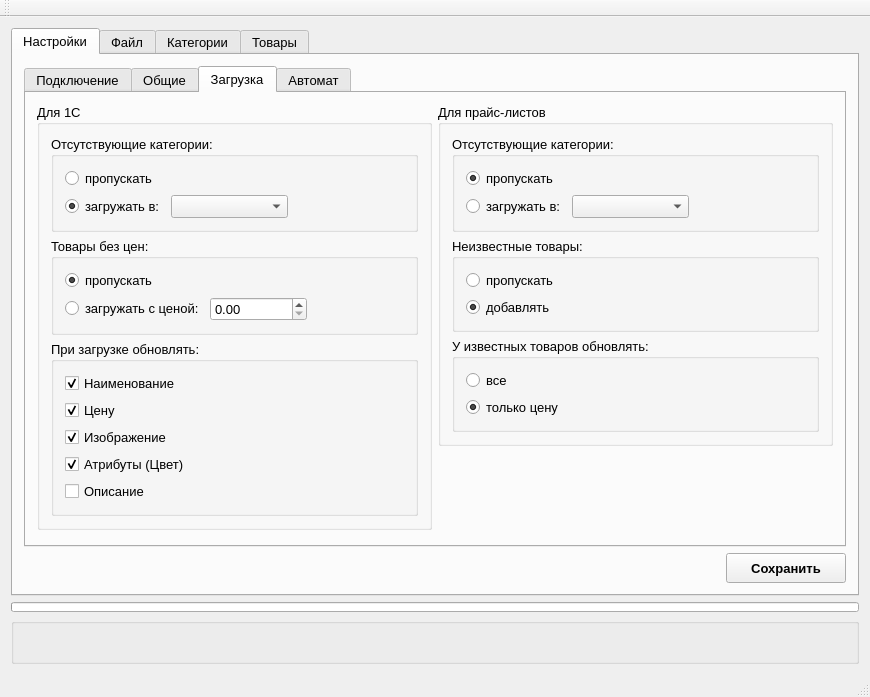
Old version of the form ocMeridia/ocmeridia.ui in the repository Skyrim78/ocMeridia.
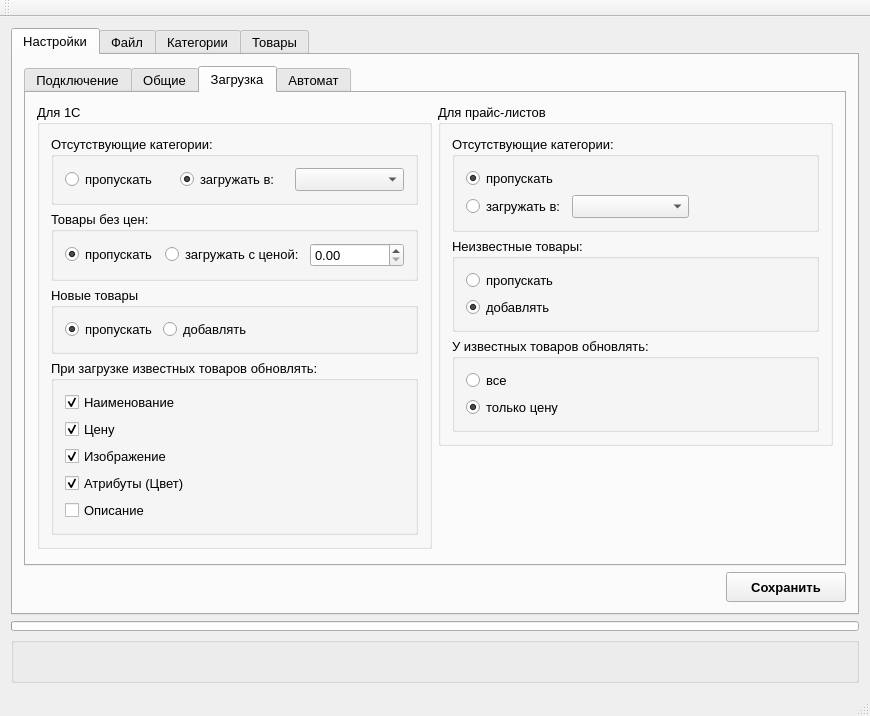
New version of the form. The open tabs and pages were chosen to show the change.

Patch:
```diff
--- a/ocMeridia/ocmeridia.ui
+++ b/ocMeridia/ocmeridia.ui
@@ -710,7 +710,7 @@
                        <string>Для 1С</string>
                       </property>
                       <property name="flat">
-                       <bool>false</bool>
+                       <bool>true</bool>
                       </property>
                       <layout class="QGridLayout" name="gridLayout_13">
                        <item row="0" column="0">
@@ -732,19 +732,6 @@
                              </widget>
                             </item>
                             <item row="0" column="1">
-                             <spacer name="horizontalSpacer_28">
-                              <property name="orientation">
-                               <enum>Qt::Horizontal</enum>
-                              </property>
-                              <property name="sizeHint" stdset="0">
-                               <size>
-                                <width>40</width>
-                                <height>20</height>
-                               </size>
-                              </property>
-                             </spacer>
-                            </item>
-                            <item row="1" column="0">
                              <widget class="QRadioButton" name="radioButton_sC_catin">
                               <property name="text">
                                <string>загружать в:</string>
@@ -754,22 +741,9 @@
                               </property>
                              </widget>
                             </item>
-                            <item row="1" column="1">
+                            <item row="0" column="2">
                              <widget class="QComboBox" name="comboBox_sC_catin"/>
                             </item>
-                            <item row="1" column="2">
-                             <spacer name="horizontalSpacer_24">
-                              <property name="orientation">
-                               <enum>Qt::Horizontal</enum>
-                              </property>
-                              <property name="sizeHint" stdset="0">
-                               <size>
-                                <width>107</width>
-                                <height>20</height>
-                               </size>
-                              </property>
-                             </spacer>
-                            </item>
                            </layout>
                           </widget>
                          </item>
@@ -779,9 +753,6 @@
                             <string>Товары без цен:</string>
                            </property>
                            <layout class="QGridLayout" name="gridLayout_10">
-                            <item row="1" column="1">
-                             <widget class="QDoubleSpinBox" name="doubleSpinBox_sC_pricein"/>
-                            </item>
                             <item row="0" column="0">
                              <widget class="QRadioButton" name="radioButton_sC_priceount">
                               <property name="text">
@@ -793,33 +764,49 @@
                              </widget>
                             </item>
                             <item row="0" column="1">
-                             <spacer name="horizontalSpacer_22">
-                              <property name="orientation">
-                               <enum>Qt::Horizontal</enum>
-                              </property>
-                              <property name="sizeHint" stdset="0">
-                               <size>
-                                <width>40</width>
-                                <height>20</height>
-                               </size>
-                              </property>
-                             </spacer>
-                            </item>
-                            <item row="1" column="0">
                              <widget class="QRadioButton" name="radioButton_sC_pricein">
                               <property name="text">
                                <string>загружать с ценой:</string>
                               </property>
                              </widget>
                             </item>
-                            <item row="1" column="2">
-                             <spacer name="horizontalSpacer_23">
+                            <item row="0" column="2">
+                             <widget class="QDoubleSpinBox" name="doubleSpinBox_sC_pricein"/>
+                            </item>
+                           </layout>
+                          </widget>
+                         </item>
+                         <item>
+                          <widget class="QGroupBox" name="groupBox_8">
+                           <property name="title">
+                            <string>Новые товары</string>
+                           </property>
+                           <layout class="QGridLayout" name="gridLayout_21">
+                            <item row="0" column="1">
+                             <widget class="QRadioButton" name="radioButton_sC_newProdIn">
+                              <property name="text">
+                               <string>добавлять</string>
+                              </property>
+                             </widget>
+                            </item>
+                            <item row="0" column="0">
+                             <widget class="QRadioButton" name="radioButton_sC_newProdOunt">
+                              <property name="text">
+                               <string>пропускать</string>
+                              </property>
+                              <property name="checked">
+                               <bool>true</bool>
+                              </property>
+                             </widget>
+                            </item>
+                            <item row="0" column="2">
+                             <spacer name="horizontalSpacer_13">
                               <property name="orientation">
                                <enum>Qt::Horizontal</enum>
                               </property>
                               <property name="sizeHint" stdset="0">
                                <size>
-                                <width>84</width>
+                                <width>40</width>
                                 <height>20</height>
                                </size>
                               </property>
@@ -831,7 +818,7 @@
                          <item>
                           <widget class="QGroupBox" name="groupBox_4">
                            <property name="title">
-                            <string>При загрузке обновлять:</string>
+                            <string>При загрузке известных товаров обновлять:</string>
                            </property>
                            <layout class="QGridLayout" name="gridLayout_11">
                             <item row="0" column="0">
```
Left out of the diff: 2 changed lines with no effect on the pictures.
